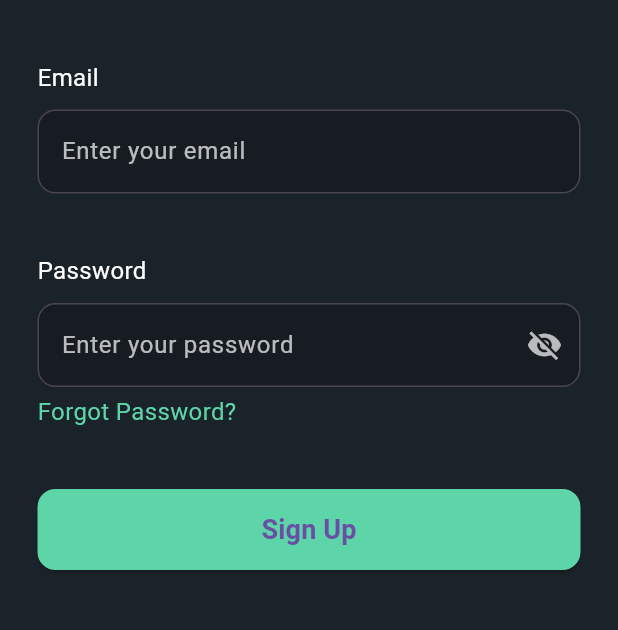
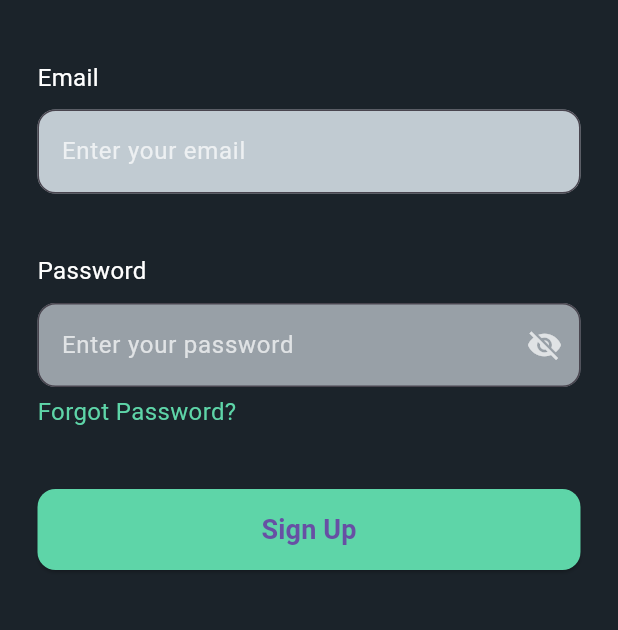
Before and after one commit to rajni2002491/ZeptoApp, a Flutter app: the screen it shows after launch, after a tap on "Sign up", on a phone screen of 412 x 824 dp, the part 267-897 px from its top. Run offline on Flutter 3.47's test engine with Material 3 defaults, Android fonts, the phone set to English and light mode, and no system bars; our stand-ins replace firebase_auth, firebase_core, fl_chart; accounts and stored records are empty; network calls fail.

```diff
--- a/lib/main.dart
+++ b/lib/main.dart
@@ -1,8 +1,13 @@
 import 'package:flutter/material.dart';
+import 'package:firebase_core/firebase_core.dart';
 import 'package:flutter_application_1/auth_screen.dart';
+import 'package:flutter_application_1/screens/home_screen.dart';
+import 'package:flutter_application_1/screens/login_screen.dart';
 import 'package:flutter_application_1/screens/splash_screen.dart';
 
-void main() {
+void main() async {
+  WidgetsFlutterBinding.ensureInitialized();
+  await Firebase.initializeApp(); // ✅ Initialize Firebase
   runApp(const MyApp());
 }
 
@@ -12,7 +17,7 @@ class MyApp extends StatelessWidget {
   @override
   Widget build(BuildContext context) {
     return MaterialApp(
-      title: 'Flutter Demo',
+      title: 'ZyptoPulse',
       theme: ThemeData(
         primarySwatch: Colors.blue,
       ),
@@ -21,6 +26,7 @@ class MyApp extends StatelessWidget {
       routes: {
         "/": (context) => const SplashScreen(),
         "/login": (context) => const AuthScreen(),
+         "/home": (context) => const HomeScreen(),
       },
     );
   }
--- a/lib/screens/login_screen.dart
+++ b/lib/screens/login_screen.dart
@@ -1,4 +1,5 @@
 import 'package:flutter/material.dart';
+import 'package:firebase_auth/firebase_auth.dart';
 
 class LoginScreen extends StatefulWidget {
   const LoginScreen({super.key});
@@ -20,10 +21,30 @@ class _LoginScreenState extends State<LoginScreen> {
     super.dispose();
   }
 
-  void _handleLogin() {
+  void _handleLogin() async {
+    try {
+      await FirebaseAuth.instance.signInWithEmailAndPassword(
+        email: _emailController.text.trim(),
+        password: _passwordController.text.trim(),
+      );
+
       ScaffoldMessenger.of(
         context,
-    ).showSnackBar(const SnackBar(content: Text('Processing Login...')));
+      ).showSnackBar(const SnackBar(content: Text('Login Successful')));
+
+      // ✅ Navigate to HomeScreen
+      Navigator.pushReplacementNamed(context, '/home');
+    } on FirebaseAuthException catch (e) {
+      String error = 'Login failed';
+      if (e.code == 'user-not-found') {
+        error = 'No user found for that email.';
+      } else if (e.code == 'wrong-password') {
+        error = 'Wrong password.';
+      }
+      ScaffoldMessenger.of(
+        context,
+      ).showSnackBar(SnackBar(content: Text(error)));
+    }
   }
 
   @override
@@ -34,7 +55,7 @@ class _LoginScreenState extends State<LoginScreen> {
         mainAxisAlignment: MainAxisAlignment.start,
         crossAxisAlignment: CrossAxisAlignment.start,
         children: [
-          Text(
+          const Text(
             ' Sign in',
             style: TextStyle(
               fontSize: 30,
@@ -43,7 +64,10 @@ class _LoginScreenState extends State<LoginScreen> {
             ),
           ),
           const SizedBox(height: 40),
-          Text('Email', style: TextStyle(color: Colors.white, fontSize: 16)),
+          const Text(
+            'Email',
+            style: TextStyle(color: Colors.white, fontSize: 16),
+          ),
           const SizedBox(height: 10),
           TextField(
             controller: _emailController,
@@ -54,25 +78,26 @@ class _LoginScreenState extends State<LoginScreen> {
                 borderRadius: BorderRadius.circular(12),
               ),
               filled: true,
-              fillColor: const Color(0xFF161C22), // Updated Background Color
+              fillColor: const Color.fromARGB(255, 192, 201, 210),
               hintStyle: const TextStyle(color: Colors.white70),
             ),
           ),
-
           const SizedBox(height: 40),
-          Text('Password', style: TextStyle(color: Colors.white, fontSize: 16)),
+          const Text(
+            'Password',
+            style: TextStyle(color: Colors.white, fontSize: 16),
+          ),
           const SizedBox(height: 10),
           TextField(
-            controller: _emailController,
-            keyboardType: TextInputType.emailAddress,
-            obscureText: !_isPasswordVisible, // Toggles password visibility
+            controller: _passwordController,
+            obscureText: !_isPasswordVisible,
             decoration: InputDecoration(
               hintText: 'Enter your password',
               border: OutlineInputBorder(
                 borderRadius: BorderRadius.circular(12),
               ),
               filled: true,
-              fillColor: const Color(0xFF161C22), // Updated Background Color
+              fillColor: const Color.fromARGB(255, 156, 162, 168),
               hintStyle: const TextStyle(color: Colors.white70),
               suffixIcon: IconButton(
                 icon: Icon(
@@ -81,35 +106,34 @@ class _LoginScreenState extends State<LoginScreen> {
                 ),
                 onPressed: () {
                   setState(() {
-                    _isPasswordVisible = !_isPasswordVisible; // Toggle state
+                    _isPasswordVisible = !_isPasswordVisible;
                   });
                 },
               ),
             ),
           ),
-
           const SizedBox(height: 5),
-          Text(
+          const Text(
             'Forgot Password?',
             style: TextStyle(color: Color(0xFF5ED5A8), fontSize: 16),
           ),
           const SizedBox(height: 40),
-          ElevatedButton(
+          SizedBox(
+            width: double.infinity,
+            height: 54,
+            child: ElevatedButton(
               onPressed: _handleLogin,
               style: ElevatedButton.styleFrom(
                 backgroundColor: const Color(0xFF5ED5A8),
                 shape: RoundedRectangleBorder(
                   borderRadius: BorderRadius.circular(12),
                 ),
-              fixedSize: const Size(366, 54), // Set button size
                 textStyle: const TextStyle(
                   fontSize: 18,
                   fontWeight: FontWeight.bold,
                 ),
               ),
-            child: const Text(
-              'Sign in',
-              style: TextStyle(fontSize: 18, fontWeight: FontWeight.bold),
+              child: const Text('Sign in'),
             ),
           ),
         ],
--- a/lib/screens/signup_screen.dart
+++ b/lib/screens/signup_screen.dart
@@ -1,4 +1,5 @@
 import 'package:flutter/material.dart';
+import 'package:firebase_auth/firebase_auth.dart';
 import 'package:flutter_application_1/screens/signup_succes.dart';
 
 class SignupScreen extends StatefulWidget {
@@ -12,6 +13,8 @@ class _SignupScreenState extends State<SignupScreen> {
   final _emailController = TextEditingController();
   final _passwordController = TextEditingController();
 
+  bool _isPasswordVisible = false;
+
   @override
   void dispose() {
     _emailController.dispose();
@@ -19,8 +22,29 @@ class _SignupScreenState extends State<SignupScreen> {
     super.dispose();
   }
 
-
-  bool _isPasswordVisible = false;
+  void _handleSignup() async {
+    try {
+      await FirebaseAuth.instance.createUserWithEmailAndPassword(
+        email: _emailController.text.trim(),
+        password: _passwordController.text.trim(),
+      );
+      ScaffoldMessenger.of(context).showSnackBar(
+        const SnackBar(content: Text('Signup Successful')),
+      );
+      Navigator.pushReplacement(
+        context,
+        MaterialPageRoute(builder: (context) => const SignupSuccess()),
+      );
+    } on FirebaseAuthException catch (e) {
+      String message = 'Signup failed';
+      if (e.code == 'email-already-in-use') {
+        message = 'This email is already registered.';
+      } else if (e.code == 'weak-password') {
+        message = 'Password should be at least 6 characters.';
+      }
+      ScaffoldMessenger.of(context).showSnackBar(SnackBar(content: Text(message)));
+    }
+  }
 
   @override
   Widget build(BuildContext context) {
@@ -30,7 +54,7 @@ class _SignupScreenState extends State<SignupScreen> {
         mainAxisAlignment: MainAxisAlignment.start,
         crossAxisAlignment: CrossAxisAlignment.start,
         children: [
-          Text(
+          const Text(
             ' Sign up',
             style: TextStyle(
               fontSize: 30,
@@ -39,7 +63,7 @@ class _SignupScreenState extends State<SignupScreen> {
             ),
           ),
           const SizedBox(height: 40),
-          Text('Email', style: TextStyle(color: Colors.white, fontSize: 16)),
+          const Text('Email', style: TextStyle(color: Colors.white, fontSize: 16)),
           const SizedBox(height: 10),
           TextField(
             controller: _emailController,
@@ -50,25 +74,23 @@ class _SignupScreenState extends State<SignupScreen> {
                 borderRadius: BorderRadius.circular(12),
               ),
               filled: true,
-              fillColor: const Color(0xFF161C22), // Updated Background Color
+              fillColor: const Color.fromARGB(255, 193, 203, 210),
               hintStyle: const TextStyle(color: Colors.white70),
             ),
           ),
-
           const SizedBox(height: 40),
-          Text('Password', style: TextStyle(color: Colors.white, fontSize: 16)),
+          const Text('Password', style: TextStyle(color: Colors.white, fontSize: 16)),
           const SizedBox(height: 10),
           TextField(
-            controller: _emailController,
-            keyboardType: TextInputType.emailAddress,
-            obscureText: !_isPasswordVisible, // Toggles password visibility
+            controller: _passwordController,
+            obscureText: !_isPasswordVisible,
             decoration: InputDecoration(
               hintText: 'Enter your password',
               border: OutlineInputBorder(
                 borderRadius: BorderRadius.circular(12),
               ),
               filled: true,
-              fillColor: const Color(0xFF161C22), // Updated Background Color
+              fillColor: const Color.fromARGB(255, 152, 160, 167),
               hintStyle: const TextStyle(color: Colors.white70),
               suffixIcon: IconButton(
                 icon: Icon(
@@ -77,28 +99,20 @@ class _SignupScreenState extends State<SignupScreen> {
                 ),
                 onPressed: () {
                   setState(() {
-                    _isPasswordVisible = !_isPasswordVisible; // Toggle state
+                    _isPasswordVisible = !_isPasswordVisible;
                   });
                 },
               ),
             ),
           ),
-
           const SizedBox(height: 5),
-          Text(
+          const Text(
             'Forgot Password?',
             style: TextStyle(color: Color(0xFF5ED5A8), fontSize: 16),
           ),
           const SizedBox(height: 40),
           ElevatedButton(
-            onPressed: () {
-              Navigator.push(
-                context,
-                MaterialPageRoute(
-                  builder: (context) => const SignupSuccess(),
-                ),
-              );
-            },
+            onPressed: _handleSignup,
             style: ElevatedButton.styleFrom(
               backgroundColor: const Color(0xFF5ED5A8),
               fixedSize: const Size(366, 54),
--- a/pubspec.yaml
+++ b/pubspec.yaml
@@ -38,6 +38,8 @@ dependencies:
   directus: ^0.11.0
   flutter_launcher_icons: ^0.14.3
   fl_chart: ^0.70.2
+  firebase_core: ^3.13.0
+  firebase_auth: ^5.5.2
 
 dev_dependencies:
   flutter_test:
```
Also changed, not shown: lib/screens/home_screen.dart (+9 -0 lines), lib/screens/setting_screen.dart (+25 -15 lines), pubspec.lock, 6 other files. Lines whose indentation alone changed are shown as unchanged.
